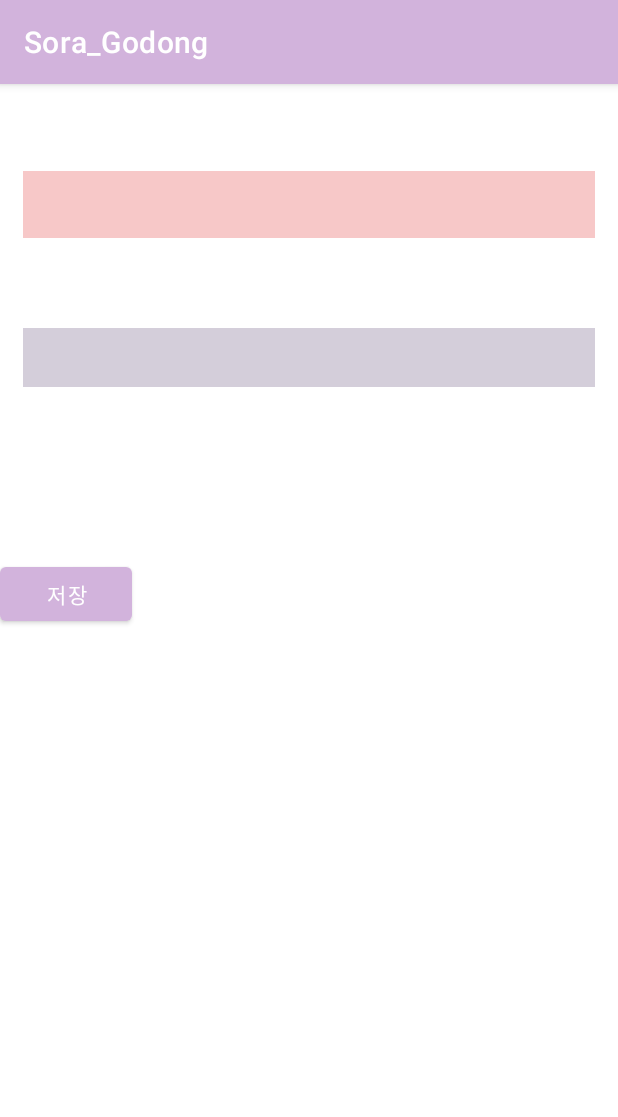
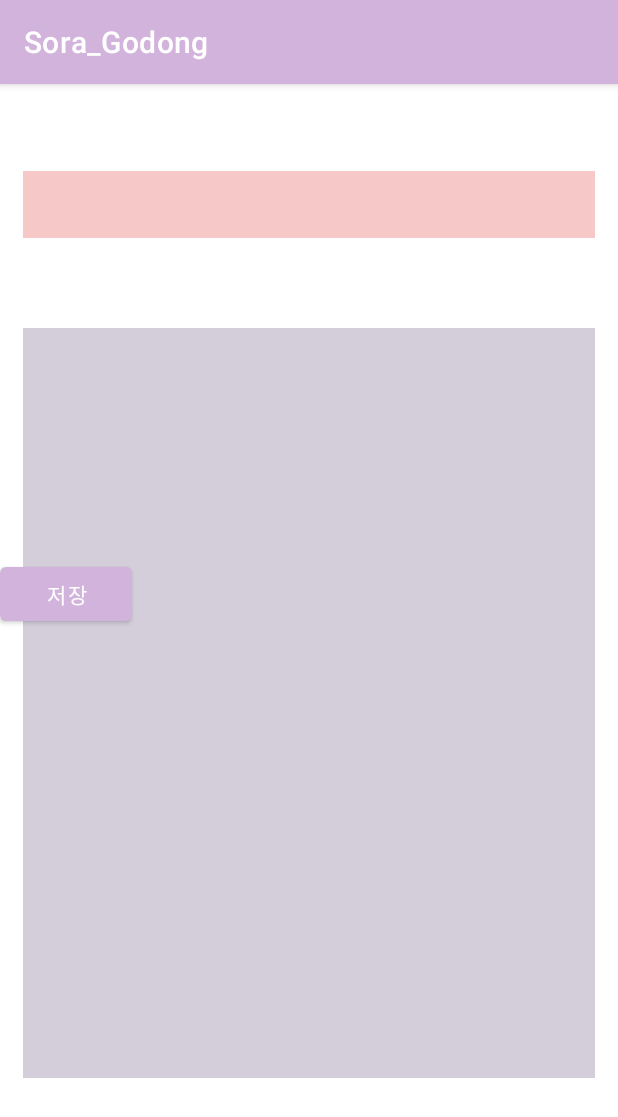
Before and after one commit to yeonwoo1125/Sora_Godong, an Android app: the Diary screen opened directly, with no data from a screen before it, on a phone screen of 412 x 824 dp. Shown: the top 1117 px of the screen. Run offline under Robolectric (Android 15) with nearby library versions, the phone set to English and light mode, and no system bars; libraries missing offline, so code that uses them is left out: com.prolificinteractive.materialcalendarview.

Commit message:
[UPDATE] 다이어리 크기 변경

```diff
--- a/app/src/main/res/layout/activity_diary.xml
+++ b/app/src/main/res/layout/activity_diary.xml
@@ -53,7 +53,7 @@
     <EditText
         android:id="@+id/today_diary"
         android:layout_width="match_parent"
-        android:layout_height="wrap_content"
+        android:layout_height="500dp"
         android:layout_margin="15dp"
         app:layout_constraintTop_toBottomOf="@id/answer"
         android:gravity="left"
```
